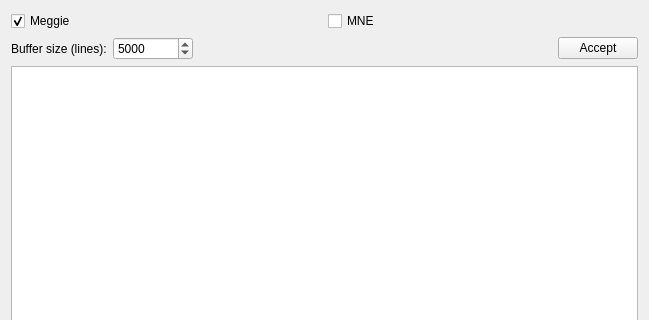
Qt form designer_ui_files/logDialogUi.ui (cibr-jyu/meggie) before a commit; both pictures show x 0 to 649 and y 0 to 320 of the 649 by 710 pixel window.
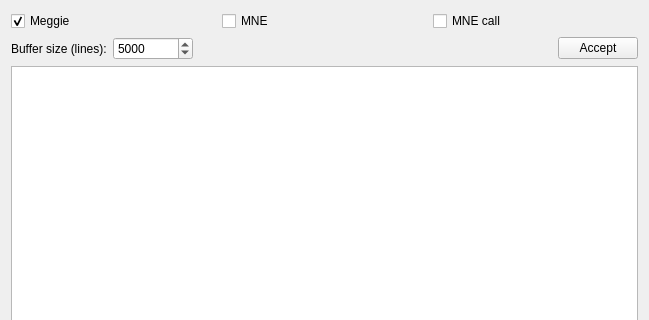
The same form after that commit.

Commit message: Fix log dialog filters

Diff of the .ui file:
```diff
--- a/designer_ui_files/logDialogUi.ui
+++ b/designer_ui_files/logDialogUi.ui
@@ -114,6 +114,13 @@
        </property>
       </widget>
      </item>
+     <item>
+      <widget class="QCheckBox" name="checkBoxShowMNEcall">
+       <property name="text">
+        <string>MNE call</string>
+       </property>
+      </widget>
+     </item>
     </layout>
    </item>
   </layout>
```
The commit also changes 3 other files.
